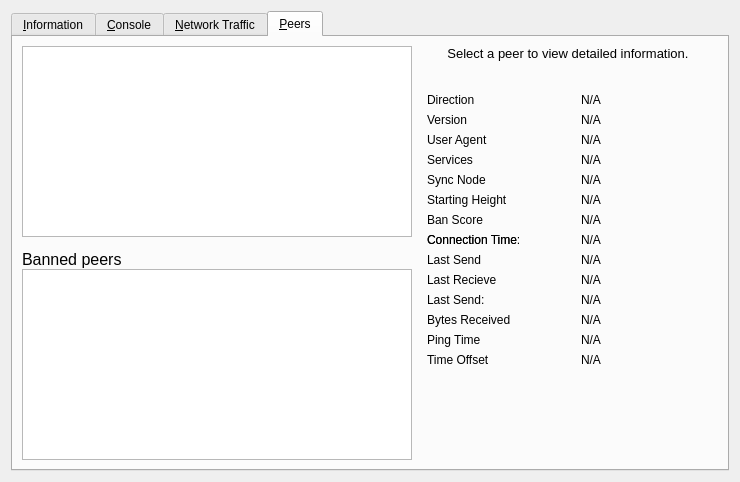
The window that src/qt/forms/rpcconsole.ui (SpectreSecurityCoin/SpectreSecurityCoin) describes before a commit, drawn with Qt 5.
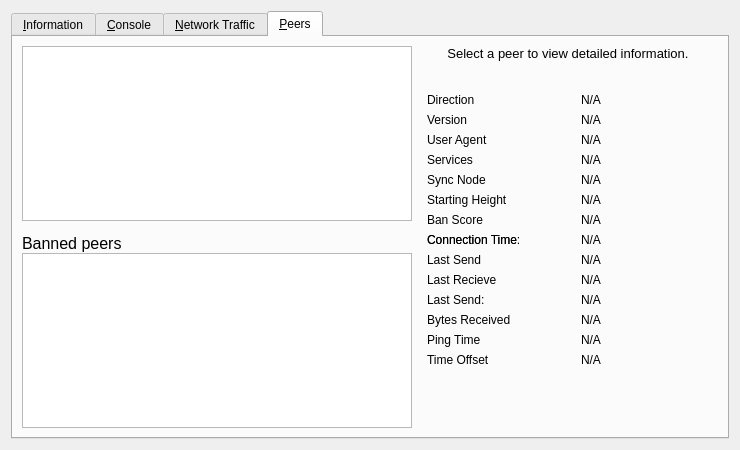
The same window after the commit. The open tabs and pages were chosen to show the change. Icons and pictures are not drawn. Custom widgets are drawn as their Qt base class.

What changed in the file:
```diff
--- a/src/qt/forms/rpcconsole.ui
+++ b/src/qt/forms/rpcconsole.ui
@@ -7,7 +7,7 @@
     <x>0</x>
     <y>0</y>
     <width>740</width>
-    <height>482</height>
+    <height>450</height>
    </rect>
   </property>
   <property name="windowTitle">
```
Left out of the diff: 2 changed lines with no effect on the pictures.
